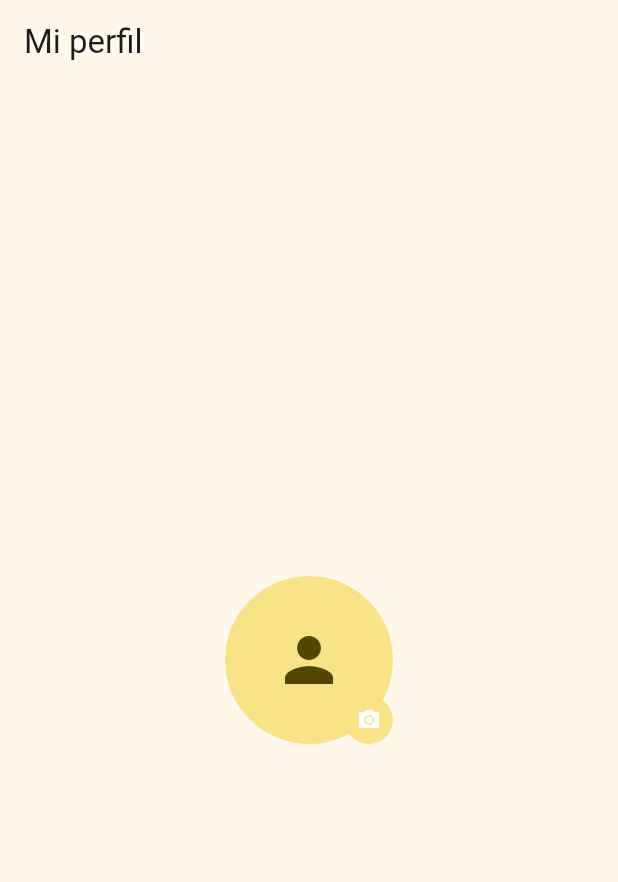
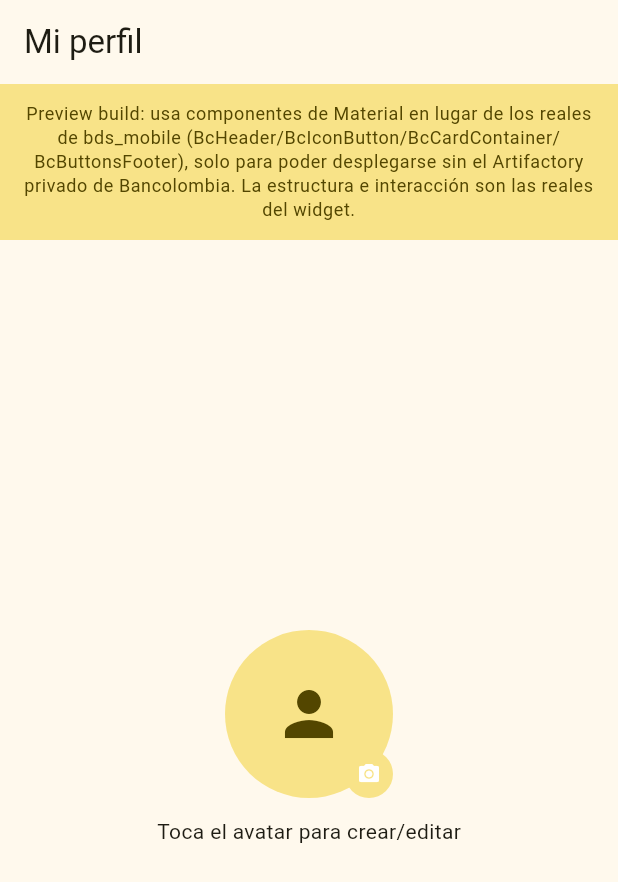
Before and after one commit to dacolora/avatar_flutter, a Flutter app: the screen it shows after launch, on a phone screen of 412 x 824 dp. Shown: the top 882 px of the screen. Run offline on Flutter 3.47's test engine with Material 3 defaults, Android fonts, the phone set to English and light mode, and no system bars; our stand-ins replace equatable, flutter_svg.

Commit message:
Add preview-build banner + hint text to the profile screen

```diff
--- a/example/lib/main.dart
+++ b/example/lib/main.dart
@@ -101,8 +101,30 @@ class _ProfileScreenState extends State<ProfileScreen> {
   Widget build(BuildContext context) {
     return Scaffold(
       appBar: AppBar(title: const Text('Mi perfil')),
-      body: Center(
-        child: Semantics(
+      body: Column(
+        children: [
+          Container(
+            width: double.infinity,
+            color: Theme.of(context).colorScheme.primaryContainer,
+            padding: const EdgeInsets.all(12),
+            child: Text(
+              'Preview build: usa componentes de Material en lugar de los '
+              'reales de bds_mobile (BcHeader/BcIconButton/BcCardContainer/'
+              'BcButtonsFooter), solo para poder desplegarse sin el '
+              'Artifactory privado de Bancolombia. La estructura e '
+              'interacción son las reales del widget.',
+              textAlign: TextAlign.center,
+              style: Theme.of(context).textTheme.bodySmall?.copyWith(
+                    color: Theme.of(context).colorScheme.onPrimaryContainer,
+                  ),
+            ),
+          ),
+          Expanded(
+            child: Center(
+              child: Column(
+                mainAxisSize: MainAxisSize.min,
+                children: [
+                  Semantics(
                     label: 'Foto de perfil',
                     button: true,
                     child: GestureDetector(
@@ -111,7 +133,8 @@ class _ProfileScreenState extends State<ProfileScreen> {
                         children: [
                           CircleAvatar(
                             radius: 56,
-                  backgroundImage: _avatarImageBytes != null ? MemoryImage(_avatarImageBytes!) : null,
+                            backgroundImage:
+                                _avatarImageBytes != null ? MemoryImage(_avatarImageBytes!) : null,
                             child: _avatarImageBytes == null ? const Icon(Icons.person, size: 48) : null,
                           ),
                           Positioned(
@@ -119,13 +142,24 @@ class _ProfileScreenState extends State<ProfileScreen> {
                             right: 0,
                             child: CircleAvatar(
                               radius: 16,
-                    child: Icon(Icons.camera_alt, size: 16, color: Theme.of(context).colorScheme.onPrimary),
+                              child: Icon(
+                                Icons.camera_alt,
+                                size: 16,
+                                color: Theme.of(context).colorScheme.onPrimary,
+                              ),
                             ),
                           ),
                         ],
                       ),
                     ),
                   ),
+                  const SizedBox(height: 12),
+                  const Text('Toca el avatar para crear/editar'),
+                ],
+              ),
+            ),
+          ),
+        ],
       ),
     );
   }
```
Lines whose indentation alone changed are shown as unchanged.
